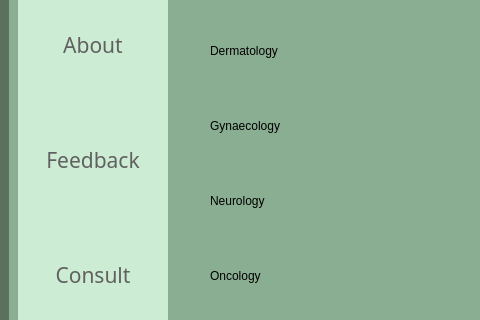
The window that Feedback_window.ui (srishtiigautam/restorehealth) describes before a commit, drawn with Qt 5; both pictures show x 0 to 480 and y 297 to 617 of the 1068 by 835 pixel window.
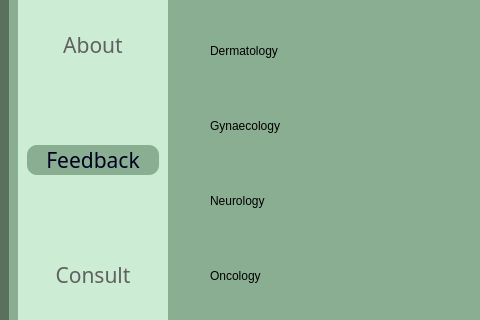
The same window after the commit. Icons and pictures are not drawn.

Patch:
```diff
--- a/Feedback_window.ui
+++ b/Feedback_window.ui
@@ -281,7 +281,6 @@
              <font>
               <family>Javanese Text</family>
               <pointsize>16</pointsize>
-              <weight>50</weight>
               <bold>false</bold>
              </font>
             </property>
@@ -290,18 +289,10 @@
             </property>
             <property name="styleSheet">
              <string notr="true">QPushButton{
-color: rgb(97, 97, 97);
-border-radius:10px;
-}
-
-QPushButton:hover{
-background-color: rgb(220, 255, 228);
-	/*color: rgb(255, 255, 255);*/
-	font: 700 16pt &quot;Constantia&quot;;
-}
-
-
-</string>
+	color: rgb(0, 0, 32);
+	border-radius:10px;
+	background-color: rgb(138, 174, 146);
+}</string>
             </property>
             <property name="text">
              <string>Feedback</string>
```
Left out of the diff: 8 changed lines with no effect on the pictures.
